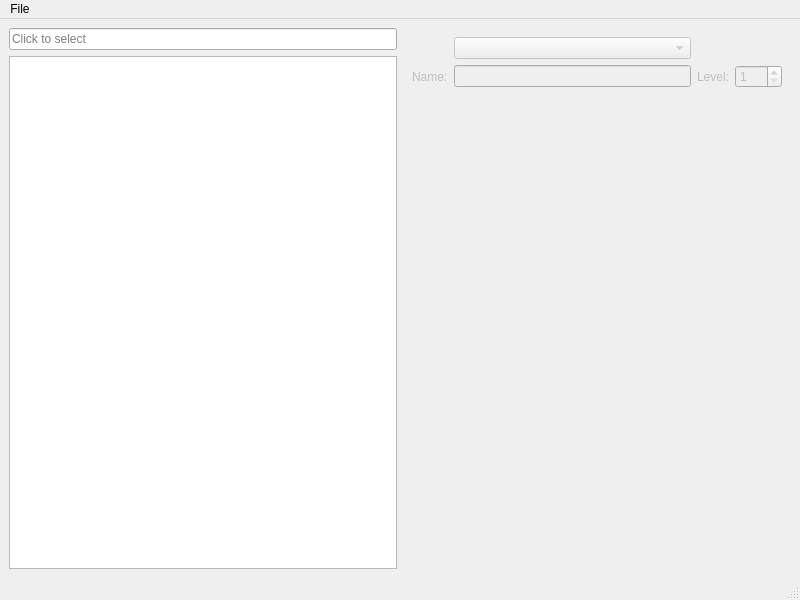
First picture: the form in DDDAedit.ui, repository mcondarelli/DDDAedit, before the edit.
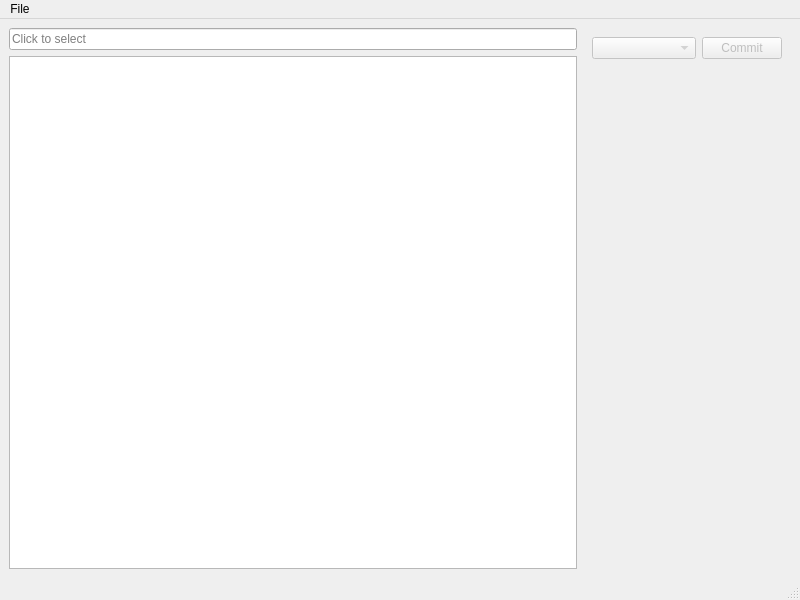
Second picture: the form after the edit. Icons and pictures are not drawn. Custom widgets are drawn as their Qt base class.

Commit message: Vocations restructure and small persistence.

Diff of the .ui file:
```diff
--- a/DDDAedit.ui
+++ b/DDDAedit.ui
@@ -57,17 +57,7 @@
        </size>
       </property>
       <layout class="QGridLayout" name="gridLayout_2">
-       <item row="2" column="1">
-        <widget class="QWidget" name="vocations" native="true"/>
-       </item>
-       <item row="1" column="2">
-        <widget class="QLabel" name="label_2">
-         <property name="text">
-          <string>Level:</string>
-         </property>
-        </widget>
-       </item>
-       <item row="0" column="1">
+       <item row="0" column="0">
         <widget class="QComboBox" name="pers">
          <property name="currentText">
           <string/>
@@ -100,27 +90,23 @@
          </item>
         </widget>
        </item>
-       <item row="1" column="0">
-        <widget class="QLabel" name="label">
+       <item row="0" column="1" colspan="2">
+        <widget class="QPushButton" name="pers_commit">
+         <property name="enabled">
+          <bool>false</bool>
+         </property>
          <property name="text">
-          <string>Name:</string>
+          <string>Commit</string>
          </property>
         </widget>
        </item>
-       <item row="1" column="1">
-        <widget class="QLineEdit" name="name">
-         <property name="readOnly">
-          <bool>true</bool>
-         </property>
-        </widget>
-       </item>
-       <item row="1" column="3">
-        <widget class="QSpinBox" name="level">
-         <property name="minimum">
-          <number>1</number>
-         </property>
-         <property name="maximum">
-          <number>200</number>
+       <item row="1" column="0" colspan="3">
+        <widget class="Pers" name="vocations" native="true">
+         <property name="minimumSize">
+          <size>
+           <width>0</width>
+           <height>100</height>
+          </size>
          </property>
         </widget>
        </item>
@@ -180,6 +166,14 @@
    </property>
   </action>
  </widget>
+ <customwidgets>
+  <customwidget>
+   <class>Pers</class>
+   <extends>QWidget</extends>
+   <header>DDDAedit</header>
+   <container>1</container>
+  </customwidget>
+ </customwidgets>
  <resources/>
  <connections/>
 </ui>
```
The commit also changes 2 other files.
